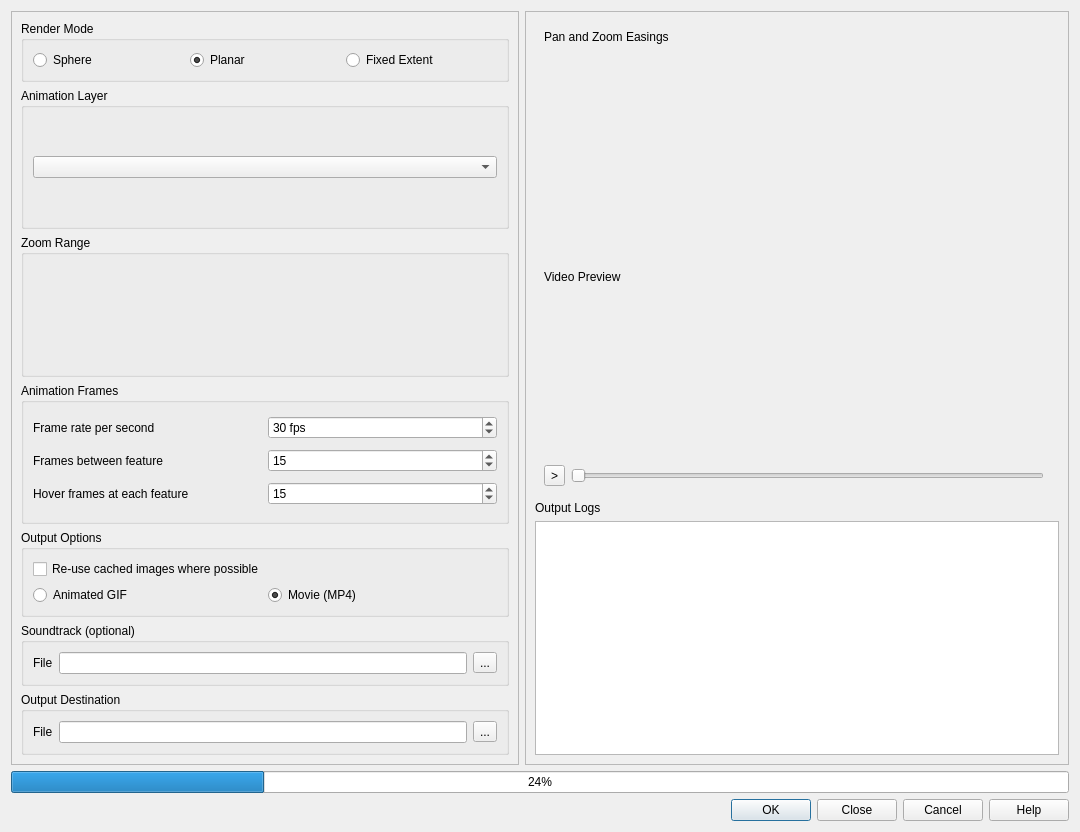
First picture: the form in ui/animation_workbench_base.ui, repository timlinux/QGISAnimationWorkbench, before the edit.
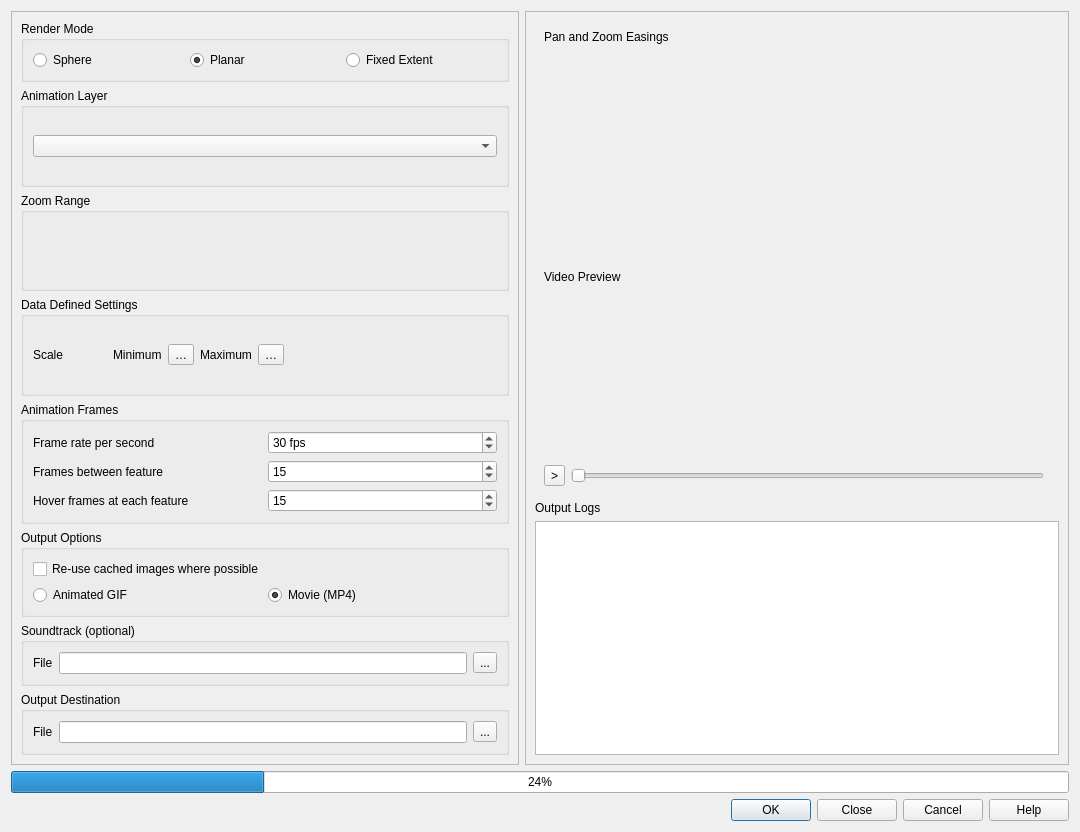
Second picture: the form after the edit. Custom widgets are drawn as their Qt base class.

Commit message: Implement data defined min/max scales

Diff of the .ui file:
```diff
--- a/ui/animation_workbench_base.ui
+++ b/ui/animation_workbench_base.ui
@@ -164,34 +164,7 @@
           <property name="spacing">
            <number>6</number>
           </property>
-          <item row="1" column="0">
-           <widget class="QGroupBox" name="zoom_range_group">
-            <property name="enabled">
-             <bool>true</bool>
-            </property>
-            <property name="toolTip">
-             <string>The scale range that the animation should 
-move through. The smallest scale will be 
-the zenith of the animation when it zooms 
-out while travelling between points, and the 
-largest scale will be the scale used when 
-we arrive at each point.</string>
-            </property>
-            <property name="title">
-             <string>Zoom Range</string>
-            </property>
-            <layout class="QGridLayout" name="gridLayout_10">
-             <item row="0" column="0">
-              <widget class="QgsScaleRangeWidget" name="scale_range">
-               <property name="focusPolicy">
-                <enum>Qt::StrongFocus</enum>
-               </property>
-              </widget>
-             </item>
-            </layout>
-           </widget>
-          </item>
-          <item row="2" column="0">
+          <item row="3" column="0">
            <widget class="QGroupBox" name="animation_frames_group">
             <property name="title">
              <string>Animation Frames</string>
@@ -278,6 +251,33 @@
             </layout>
            </widget>
           </item>
+          <item row="1" column="0">
+           <widget class="QGroupBox" name="zoom_range_group">
+            <property name="enabled">
+             <bool>true</bool>
+            </property>
+            <property name="toolTip">
+             <string>The scale range that the animation should 
+move through. The smallest scale will be 
+the zenith of the animation when it zooms 
+out while travelling between points, and the 
+largest scale will be the scale used when 
+we arrive at each point.</string>
+            </property>
+            <property name="title">
+             <string>Zoom Range</string>
+            </property>
+            <layout class="QGridLayout" name="gridLayout_10">
+             <item row="0" column="0">
+              <widget class="QgsScaleRangeWidget" name="scale_range" native="true">
+               <property name="focusPolicy">
+                <enum>Qt::StrongFocus</enum>
+               </property>
+              </widget>
+             </item>
+            </layout>
+           </widget>
+          </item>
           <item row="0" column="0">
            <widget class="QGroupBox" name="easings_group">
             <property name="title">
@@ -290,6 +290,94 @@
             </layout>
            </widget>
           </item>
+          <item row="2" column="0">
+           <widget class="QGroupBox" name="groupBox_2">
+            <property name="title">
+             <string>Data Defined Settings</string>
+            </property>
+            <layout class="QGridLayout" name="gridLayout_17" columnstretch="0,0,0,0,0,0,1">
+             <item row="0" column="4">
+              <widget class="QLabel" name="mCoordYLabel">
+               <property name="sizePolicy">
+                <sizepolicy hsizetype="Maximum" vsizetype="Preferred">
+                 <horstretch>0</horstretch>
+                 <verstretch>0</verstretch>
+                </sizepolicy>
+               </property>
+               <property name="text">
+                <string>Maximum</string>
+               </property>
+              </widget>
+             </item>
+             <item row="0" column="5">
+              <widget class="QgsPropertyOverrideButton" name="scale_max_dd_btn">
+               <property name="text">
+                <string>…</string>
+               </property>
+              </widget>
+             </item>
+             <item row="0" column="0">
+              <widget class="QLabel" name="mCoordXLabel">
+               <property name="sizePolicy">
+                <sizepolicy hsizetype="Maximum" vsizetype="Preferred">
+                 <horstretch>0</horstretch>
+                 <verstretch>0</verstretch>
+                </sizepolicy>
+               </property>
+               <property name="text">
+                <string>Scale </string>
+               </property>
+              </widget>
+             </item>
+             <item row="0" column="2">
+              <widget class="QLabel" name="mCoordXLabel_2">
+               <property name="sizePolicy">
+                <sizepolicy hsizetype="Maximum" vsizetype="Preferred">
+                 <horstretch>0</horstretch>
+                 <verstretch>0</verstretch>
+                </sizepolicy>
+               </property>
+               <property name="text">
+                <string>Minimum</string>
+               </property>
+              </widget>
+             </item>
+             <item row="0" column="3">
+              <widget class="QgsPropertyOverrideButton" name="scale_min_dd_btn">
+               <property name="text">
+                <string>…</string>
+               </property>
+              </widget>
+             </item>
+             <item row="0" column="1">
+              <spacer name="horizontalSpacer_6">
+               <property name="orientation">
+                <enum>Qt::Horizontal</enum>
+               </property>
+               <property name="sizeHint" stdset="0">
+                <size>
+                 <width>40</width>
+                 <height>20</height>
+                </size>
+               </property>
+              </spacer>
+             </item>
+             <item row="0" column="6">
+              <spacer name="horizontalSpacer_7">
+               <property name="orientation">
+                <enum>Qt::Horizontal</enum>
+               </property>
+               <property name="sizeHint" stdset="0">
+                <size>
+                 <width>40</width>
+                 <height>20</height>
+                </size>
+               </property>
+              </spacer>
+             </item>
+            </layout>
+           </widget>
+          </item>
          </layout>
         </widget>
         <widget class="QWidget" name="fixed_extent_settings">
@@ -669,8 +757,8 @@
          <string>&lt;!DOCTYPE HTML PUBLIC &quot;-//W3C//DTD HTML 4.0//EN&quot; &quot;http://www.w3.org/TR/REC-html40/strict.dtd&quot;&gt;
 &lt;html&gt;&lt;head&gt;&lt;meta name=&quot;qrichtext&quot; content=&quot;1&quot; /&gt;&lt;style type=&quot;text/css&quot;&gt;
 p, li { white-space: pre-wrap; }
-&lt;/style&gt;&lt;/head&gt;&lt;body style=&quot; font-family:'Cantarell'; font-size:11pt; font-weight:400; font-style:normal;&quot;&gt;
-&lt;p style=&quot;-qt-paragraph-type:empty; margin-top:0px; margin-bottom:0px; margin-left:0px; margin-right:0px; -qt-block-indent:0; text-indent:0px;&quot;&gt;&lt;br /&gt;&lt;/p&gt;&lt;/body&gt;&lt;/html&gt;</string>
+&lt;/style&gt;&lt;/head&gt;&lt;body style=&quot; font-family:'Fira Sans'; font-size:11pt; font-weight:400; font-style:normal;&quot;&gt;
+&lt;p style=&quot;-qt-paragraph-type:empty; margin-top:0px; margin-bottom:0px; margin-left:0px; margin-right:0px; -qt-block-indent:0; text-indent:0px; font-family:'Cantarell';&quot;&gt;&lt;br /&gt;&lt;/p&gt;&lt;/body&gt;&lt;/html&gt;</string>
         </property>
        </widget>
       </item>
@@ -713,6 +801,11 @@
    <header>QGISAnimationWorkbench.easing_preview</header>
    <container>1</container>
   </customwidget>
+  <customwidget>
+   <class>QgsPropertyOverrideButton</class>
+   <extends>QToolButton</extends>
+   <header>qgis.gui</header>
+  </customwidget>
  </customwidgets>
  <tabstops>
   <tabstop>scale_range</tabstop>
```
Left out of the diff: 4 changed lines with no effect on the pictures. The commit also changes 2 other files.
